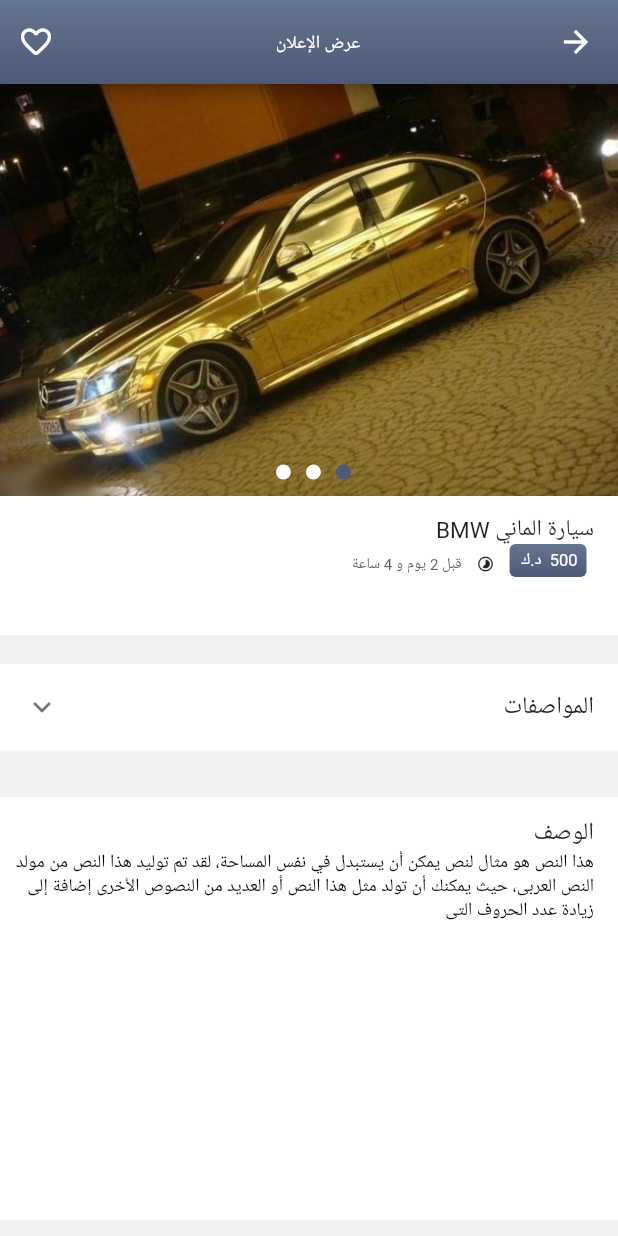
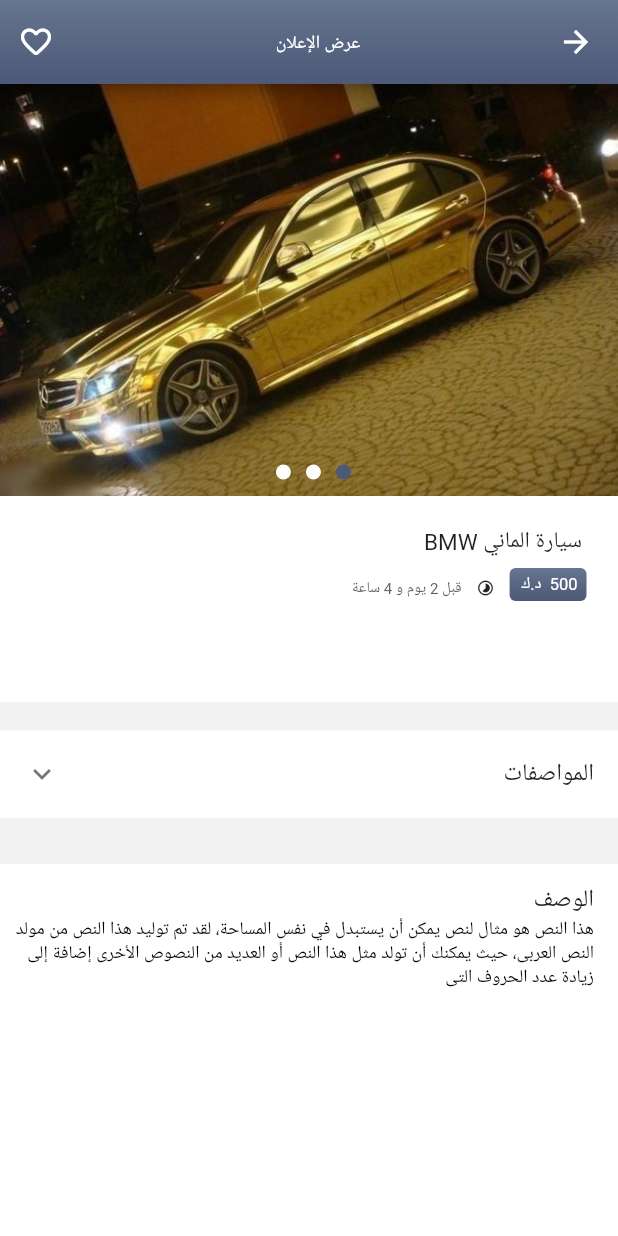
Before and after one commit to Obada2020/for_sale, a Flutter app: the Adsdetails screen opened directly, on a phone screen of 412 x 824 dp. Run offline on Flutter 3.47's test engine with Material 2 defaults, Android fonts, the phone set to English and light mode, and no system bars; drawn by our look-alikes of carousel_slider; our stand-ins replace get, otp_text_field; network calls fail; Roboto replaces fonts that are missing (FairuzBlack, FairuzBold).

Commit message:
error responsave

```diff
--- a/lib/Ads-details/view.dart
+++ b/lib/Ads-details/view.dart
@@ -63,7 +63,7 @@ class _AdsdetailsState extends State<Adsdetails> {
       body: ListView(
         children: [
           Container(
-            height: size.height * 0.446,
+            height: size.height * 0.5,
             decoration: BoxDecoration(color: Colors.white),
             child: Column(
               children: [
@@ -125,7 +125,10 @@ class _AdsdetailsState extends State<Adsdetails> {
                   child: Column(
                     crossAxisAlignment: CrossAxisAlignment.start,
                     children: [
-                      Text('سيارة الماني BMW'),
+                      Padding(
+                        padding: const EdgeInsets.all(8.0),
+                        child: Text('سيارة الماني BMW'),
+                      ),
                       Row(
                         children: [
                           Container(
```
Also changed, not shown: lib/Ads-page/view.dart (+12 -9 lines).
